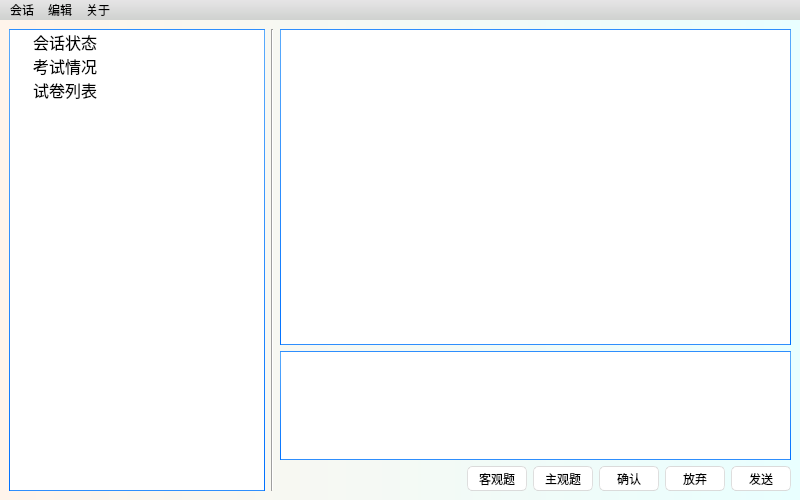
This is Maintainer/ui/LatexamWindow.ui in StarsetNight/Latexam as Qt 5 draws it before an edit. The edited form follows.
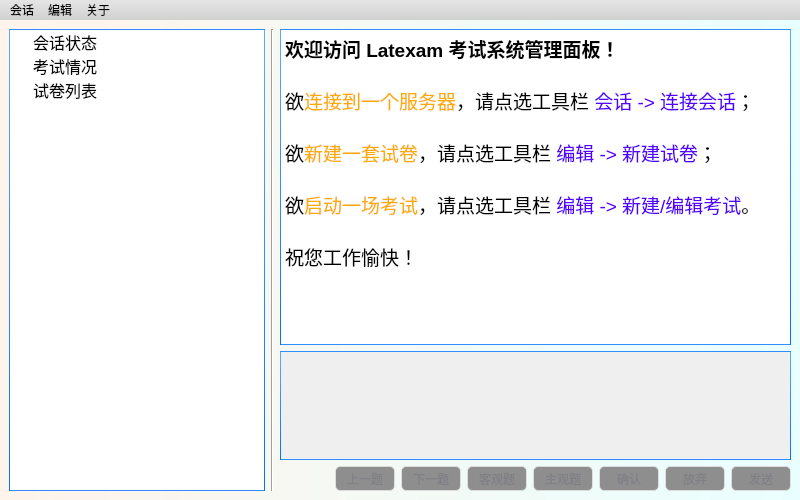
This is the edited form. Icons and pictures are not drawn.

Commit message: [+] UI修补，登录窗口编写

The edit to the form file:
```diff
--- a/Maintainer/ui/LatexamWindow.ui
+++ b/Maintainer/ui/LatexamWindow.ui
@@ -644,6 +644,9 @@
        <layout class="QVBoxLayout" name="verticalLayout_3">
         <item>
          <widget class="QTextBrowser" name="output_message">
+          <property name="enabled">
+           <bool>true</bool>
+          </property>
           <property name="sizePolicy">
            <sizepolicy hsizetype="Expanding" vsizetype="Expanding">
             <horstretch>0</horstretch>
@@ -652,12 +655,30 @@
           </property>
           <property name="font">
            <font>
-            <pointsize>9</pointsize>
+            <pointsize>12</pointsize>
            </font>
           </property>
           <property name="inputMethodHints">
            <set>Qt::InputMethodHint::ImhNone</set>
           </property>
+          <property name="html">
+           <string>&lt;!DOCTYPE HTML PUBLIC &quot;-//W3C//DTD HTML 4.0//EN&quot; &quot;http://www.w3.org/TR/REC-html40/strict.dtd&quot;&gt;
+&lt;html&gt;&lt;head&gt;&lt;meta name=&quot;qrichtext&quot; content=&quot;1&quot; /&gt;&lt;meta charset=&quot;utf-8&quot; /&gt;&lt;style type=&quot;text/css&quot;&gt;
+p, li { white-space: pre-wrap; }
+hr { height: 1px; border-width: 0; }
+li.unchecked::marker { content: &quot;\2610&quot;; }
+li.checked::marker { content: &quot;\2612&quot;; }
+&lt;/style&gt;&lt;/head&gt;&lt;body style=&quot; font-family:'Microsoft YaHei UI'; font-size:12pt; font-weight:400; font-style:normal;&quot;&gt;
+&lt;p style=&quot; margin-top:0px; margin-bottom:0px; margin-left:0px; margin-right:0px; -qt-block-indent:0; text-indent:0px;&quot;&gt;&lt;span style=&quot; font-size:14pt; font-weight:700;&quot;&gt;欢迎访问 Latexam 考试系统管理面板！&lt;/span&gt;&lt;/p&gt;
+&lt;p style=&quot;-qt-paragraph-type:empty; margin-top:0px; margin-bottom:0px; margin-left:0px; margin-right:0px; -qt-block-indent:0; text-indent:0px; font-size:14pt; font-weight:700;&quot;&gt;&lt;br /&gt;&lt;/p&gt;
+&lt;p style=&quot; margin-top:0px; margin-bottom:0px; margin-left:0px; margin-right:0px; -qt-block-indent:0; text-indent:0px;&quot;&gt;&lt;span style=&quot; font-size:14pt;&quot;&gt;欲&lt;/span&gt;&lt;span style=&quot; font-size:14pt; color:#ffaa00;&quot;&gt;连接到一个服务器&lt;/span&gt;&lt;span style=&quot; font-size:14pt;&quot;&gt;，请点选工具栏 &lt;/span&gt;&lt;span style=&quot; font-size:14pt; color:#5500ff;&quot;&gt;会话 -&amp;gt; 连接会话&lt;/span&gt;&lt;span style=&quot; font-size:14pt;&quot;&gt;；&lt;/span&gt;&lt;/p&gt;
+&lt;p style=&quot;-qt-paragraph-type:empty; margin-top:0px; margin-bottom:0px; margin-left:0px; margin-right:0px; -qt-block-indent:0; text-indent:0px; font-size:14pt;&quot;&gt;&lt;br /&gt;&lt;/p&gt;
+&lt;p style=&quot; margin-top:0px; margin-bottom:0px; margin-left:0px; margin-right:0px; -qt-block-indent:0; text-indent:0px;&quot;&gt;&lt;span style=&quot; font-size:14pt;&quot;&gt;欲&lt;/span&gt;&lt;span style=&quot; font-size:14pt; color:#ffaa00;&quot;&gt;新建一套试卷&lt;/span&gt;&lt;span style=&quot; font-size:14pt;&quot;&gt;，请点选工具栏 &lt;/span&gt;&lt;span style=&quot; font-size:14pt; color:#5500ff;&quot;&gt;编辑 -&amp;gt; 新建试卷&lt;/span&gt;&lt;span style=&quot; font-size:14pt;&quot;&gt;；&lt;/span&gt;&lt;/p&gt;
+&lt;p style=&quot;-qt-paragraph-type:empty; margin-top:0px; margin-bottom:0px; margin-left:0px; margin-right:0px; -qt-block-indent:0; text-indent:0px; font-size:14pt;&quot;&gt;&lt;br /&gt;&lt;/p&gt;
+&lt;p style=&quot; margin-top:0px; margin-bottom:0px; margin-left:0px; margin-right:0px; -qt-block-indent:0; text-indent:0px;&quot;&gt;&lt;span style=&quot; font-size:14pt;&quot;&gt;欲&lt;/span&gt;&lt;span style=&quot; font-size:14pt; color:#ffaa00;&quot;&gt;启动一场考试&lt;/span&gt;&lt;span style=&quot; font-size:14pt;&quot;&gt;，请点选工具栏 &lt;/span&gt;&lt;span style=&quot; font-size:14pt; color:#5500ff;&quot;&gt;编辑 -&amp;gt; 新建/编辑考试&lt;/span&gt;&lt;span style=&quot; font-size:14pt;&quot;&gt;。&lt;/span&gt;&lt;/p&gt;
+&lt;p style=&quot;-qt-paragraph-type:empty; margin-top:0px; margin-bottom:0px; margin-left:0px; margin-right:0px; -qt-block-indent:0; text-indent:0px; font-size:14pt;&quot;&gt;&lt;br /&gt;&lt;/p&gt;
+&lt;p style=&quot; margin-top:0px; margin-bottom:0px; margin-left:0px; margin-right:0px; -qt-block-indent:0; text-indent:0px;&quot;&gt;&lt;span style=&quot; font-size:14pt;&quot;&gt;祝您工作愉快！&lt;/span&gt;&lt;/p&gt;&lt;/body&gt;&lt;/html&gt;</string>
+          </property>
           <property name="openExternalLinks">
            <bool>true</bool>
           </property>
@@ -667,6 +688,9 @@
          <layout class="QVBoxLayout" name="verticalLayout_2">
           <item>
            <widget class="QPlainTextEdit" name="input_message">
+            <property name="enabled">
+             <bool>false</bool>
+            </property>
             <property name="maximumSize">
              <size>
               <width>16777215</width>
@@ -695,8 +719,55 @@
               </property>
              </spacer>
             </item>
+            <item>
+             <widget class="QPushButton" name="button_previous">
+              <property name="enabled">
+               <bool>false</bool>
+              </property>
+              <property name="minimumSize">
+               <size>
+                <width>60</width>
+                <height>25</height>
+               </size>
+              </property>
+              <property name="maximumSize">
+               <size>
+                <width>60</width>
+                <height>25</height>
+               </size>
+              </property>
+              <property name="text">
+               <string>上一题</string>
+              </property>
+             </widget>
+            </item>
+            <item>
+             <widget class="QPushButton" name="button_next">
+              <property name="enabled">
+               <bool>false</bool>
+              </property>
+              <property name="minimumSize">
+               <size>
+                <width>60</width>
+                <height>25</height>
+               </size>
+              </property>
+              <property name="maximumSize">
+               <size>
+                <width>60</width>
+                <height>25</height>
+               </size>
+              </property>
+              <property name="text">
+               <string>下一题</string>
+              </property>
+             </widget>
+            </item>
             <item>
              <widget class="QPushButton" name="button_objective">
+              <property name="enabled">
+               <bool>false</bool>
+              </property>
               <property name="minimumSize">
                <size>
                 <width>60</width>
@@ -716,6 +787,9 @@
             </item>
             <item>
              <widget class="QPushButton" name="button_subjective">
+              <property name="enabled">
+               <bool>false</bool>
+              </property>
               <property name="minimumSize">
                <size>
                 <width>60</width>
@@ -735,6 +809,9 @@
             </item>
             <item>
              <widget class="QPushButton" name="button_confirm">
+              <property name="enabled">
+               <bool>false</bool>
+              </property>
               <property name="minimumSize">
                <size>
                 <width>60</width>
@@ -754,6 +831,9 @@
             </item>
             <item>
              <widget class="QPushButton" name="button_abort">
+              <property name="enabled">
+               <bool>false</bool>
+              </property>
               <property name="minimumSize">
                <size>
                 <width>60</width>
@@ -773,6 +853,9 @@
             </item>
             <item>
              <widget class="QPushButton" name="button_send">
+              <property name="enabled">
+               <bool>false</bool>
+              </property>
               <property name="minimumSize">
                <size>
                 <width>60</width>
```
Left out of the diff: 34 changed lines with no effect on the pictures. The commit also changes 3 other files.
